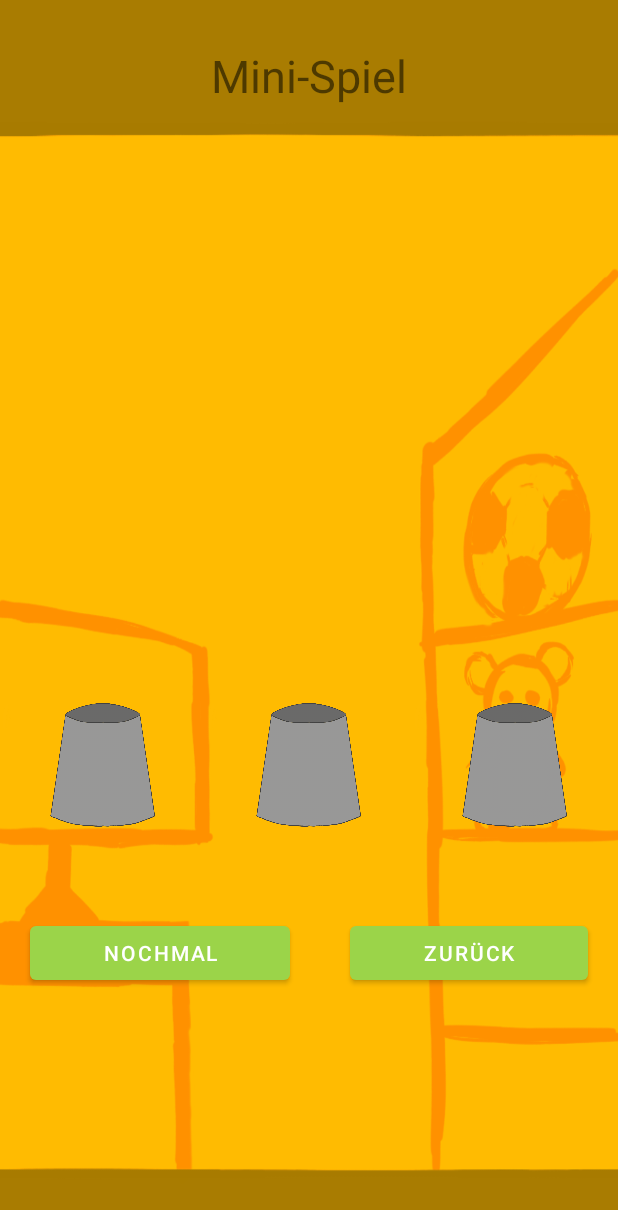
After one commit to Puelro/Tamagochi, an Android app: the MiniGame screen opened directly, with no data from a screen before it, on a phone screen of 412 x 824 dp. The commit adds this screen. Shown: the top 1210 px of the screen. Run offline under Robolectric (Android 15) with nearby library versions, the phone set to English and light mode, and no system bars.

Commit message:
MiniSpiel erstellt

```diff
--- a/app/src/main/AndroidManifest.xml
+++ b/app/src/main/AndroidManifest.xml
@@ -10,6 +10,7 @@
         android:supportsRtl="true"
         android:theme="@style/Theme.Tamagochi">
         <activity android:name=".Game"/>
+        <activity android:name=".MiniGame"/>
         <activity android:name=".MainActivity">
             <intent-filter>
                 <action android:name="android.intent.action.MAIN" />
--- /dev/null
+++ b/app/src/main/java/com/example/tamagochi/MiniGame.java
@@ -0,0 +1,179 @@
+package com.example.tamagochi;
+
+import android.content.Intent;
+import android.content.SharedPreferences;
+import android.os.Bundle;
+import android.view.View;
+import android.widget.Button;
+import android.widget.ImageView;
+import android.widget.TextView;
+import android.widget.Toast;
+
+import androidx.appcompat.app.AppCompatActivity;
+
+import java.util.ArrayList;
+import java.util.Collections;
+import java.util.List;
+
+public class MiniGame extends AppCompatActivity {
+
+    int price = 0;
+    private TextView textViewPrice;
+
+    private ImageView cup1, cup2, cup3;
+
+    private List<Integer> cups;
+
+    private Button buttonRetry;
+    private Button buttonGame;
+
+    public MiniGame(){
+
+    }
+
+    @Override
+    protected void onCreate(Bundle savedInstanceState) {
+        super.onCreate(savedInstanceState);
+        setContentView(R.layout.activity_minigame);
+
+        cups = new ArrayList<>();
+        cups.add(01);
+        cups.add(02);
+        cups.add(03);
+
+        Collections.shuffle(cups);
+
+        textViewPrice = findViewById(R.id.tvPrice);
+        textViewPrice.setVisibility(View.INVISIBLE);
+
+        cup1 = findViewById(R.id.ivCup1);
+        cup1.setOnClickListener(new View.OnClickListener() {
+            @Override
+            public void onClick(View v) {
+                if(cups.get(0)==01) {
+                    Toast.makeText(MiniGame.this, "richtig", Toast.LENGTH_SHORT).show();
+                    cup1.setImageResource(R.drawable.cupright);
+                    price+=50;
+                    textViewPrice.setText("+"+price+"€");
+                    textViewPrice.setVisibility(View.VISIBLE);
+                }else if(cups.get(0)==02||cups.get(0)==03){
+                    Toast.makeText(MiniGame.this, "falsch", Toast.LENGTH_SHORT).show();
+                    cup1.setImageResource(R.drawable.cupwrong);
+                }
+
+                if(cups.get(1)==01) {
+                    cup2.setImageResource(R.drawable.cupright);
+                }else if(cups.get(1)==02||cups.get(1)==03){
+                    cup2.setImageResource(R.drawable.cupwrong);
+                }
+
+                if (cups.get(2) == 01) {
+                    cup3.setImageResource(R.drawable.cupright);
+                } else if (cups.get(2) == 02 || cups.get(2) == 03) {
+                    cup3.setImageResource(R.drawable.cupwrong);
+                }
+
+                cup1.setEnabled(false);
+                cup2.setEnabled(false);
+                cup3.setEnabled(false);
+            }
+        });
+
+        cup2 = findViewById(R.id.ivCup2);
+        cup2.setOnClickListener(new View.OnClickListener() {
+            @Override
+            public void onClick(View v) {
+                if(cups.get(1)==01) {
+                    Toast.makeText(MiniGame.this, "richtig", Toast.LENGTH_SHORT).show();
+                    cup2.setImageResource(R.drawable.cupright);
+                    price+=50;
+                    textViewPrice.setText("+"+price+"€");
+                    textViewPrice.setVisibility(View.VISIBLE);
+                }else if(cups.get(1)==02||cups.get(1)==03){
+                    Toast.makeText(MiniGame.this, "falsch", Toast.LENGTH_SHORT).show();
+                    cup2.setImageResource(R.drawable.cupwrong);
+                }
+
+                if(cups.get(0)==01) {
+                    cup1.setImageResource(R.drawable.cupright);
+                }else if(cups.get(0)==02||cups.get(0)==03){
+                    cup1.setImageResource(R.drawable.cupwrong);
+                }
+
+                if (cups.get(2) == 01) {
+                    cup3.setImageResource(R.drawable.cupright);
+                } else if (cups.get(2) == 02 || cups.get(2) == 03) {
+                    cup3.setImageResource(R.drawable.cupwrong);
+                }
+
+                cup1.setEnabled(false);
+                cup2.setEnabled(false);
+                cup3.setEnabled(false);
+            }
+        });
+
+        cup3 = findViewById(R.id.ivCup3);
+        cup3.setOnClickListener(new View.OnClickListener() {
+            @Override
+            public void onClick(View v) {
+                if (cups.get(2) == 01) {
+                    Toast.makeText(MiniGame.this, "richtig", Toast.LENGTH_SHORT).show();
+                    cup3.setImageResource(R.drawable.cupright);
+                    price+=50;
+                    textViewPrice.setText("+"+price+"€");
+                    textViewPrice.setVisibility(View.VISIBLE);
+                } else if (cups.get(2) == 02 || cups.get(2) == 03) {
+                    Toast.makeText(MiniGame.this, "falsch", Toast.LENGTH_SHORT).show();
+                    cup3.setImageResource(R.drawable.cupwrong);
+                }
+
+                if(cups.get(0)==01) {
+                    cup1.setImageResource(R.drawable.cupright);
+                }else if(cups.get(0)==02||cups.get(0)==03){
+                    cup1.setImageResource(R.drawable.cupwrong);
+                }
+
+                if(cups.get(1)==01) {
+                    cup2.setImageResource(R.drawable.cupright);
+                }else if(cups.get(1)==02||cups.get(1)==03){
+                    cup2.setImageResource(R.drawable.cupwrong);
+                }
+
+                cup1.setEnabled(false);
+                cup2.setEnabled(false);
+                cup3.setEnabled(false);
+            }
+        });
+
+        buttonGame = findViewById(R.id.btnGame);
+        buttonGame.setOnClickListener(new View.OnClickListener() {
+            @Override
+            public void onClick(View v) {
+                finish();
+                Intent intent = new Intent(MiniGame.this, Game.class);
+                startActivity(intent);
+            }
+        });
+
+        buttonRetry = findViewById(R.id.btnRetry);
+        buttonRetry.setOnClickListener(new View.OnClickListener() {
+            @Override
+            public void onClick(View v) {
+                Collections.shuffle(cups);
+
+                cup1.setImageResource(R.drawable.cup);
+                cup2.setImageResource(R.drawable.cup);
+                cup3.setImageResource(R.drawable.cup);
+                cup1.setEnabled(true);
+                cup2.setEnabled(true);
+                cup3.setEnabled(true);
+            }
+        });
+    }
+
+    public void onBackPressed(){
+        finish();
+        Intent intent = new Intent(MiniGame.this, Game.class);
+        startActivity(intent);
+    }
+}
--- /dev/null
+++ b/app/src/main/res/layout/activity_minigame.xml
@@ -0,0 +1,91 @@
+<?xml version="1.0" encoding="utf-8"?>
+<androidx.constraintlayout.widget.ConstraintLayout
+    xmlns:android="http://schemas.android.com/apk/res/android"
+    xmlns:app="http://schemas.android.com/apk/res-auto"
+    xmlns:tools="http://schemas.android.com/tools"
+    android:background="@drawable/playroom"
+    android:layout_width="match_parent"
+    android:layout_height="match_parent">
+
+    <LinearLayout
+        android:layout_width="match_parent"
+        android:layout_height="match_parent"
+        android:orientation="vertical">
+
+        <TextView
+            android:id="@+id/tvMinigame"
+            android:layout_width="wrap_content"
+            android:layout_height="wrap_content"
+            android:layout_gravity="center_horizontal"
+            android:layout_marginTop="30dp"
+            android:text="Mini-Spiel"
+            android:textSize="30sp" />
+
+        <TextView
+            android:id="@+id/tvPrice"
+            android:layout_width="match_parent"
+            android:layout_height="wrap_content"
+            android:layout_marginTop="200dp"
+            android:gravity="center_horizontal"
+            android:text="+0€"
+            android:textSize="30sp" />
+
+        <LinearLayout
+            android:layout_width="wrap_content"
+            android:layout_height="wrap_content"
+            android:layout_marginTop="100dp"
+            android:orientation="horizontal">
+
+            <ImageView
+                android:id="@+id/ivCup1"
+                android:layout_width="wrap_content"
+                android:layout_height="200dp"
+                android:layout_weight="1"
+                app:srcCompat="@drawable/cup" />
+
+            <ImageView
+                android:id="@+id/ivCup2"
+                android:layout_width="wrap_content"
+                android:layout_height="200dp"
+                android:layout_weight="1"
+                app:srcCompat="@drawable/cup" />
+
+            <ImageView
+                android:id="@+id/ivCup3"
+                android:layout_width="wrap_content"
+                android:layout_height="200dp"
+                android:layout_weight="1"
+                app:srcCompat="@drawable/cup" />
+        </LinearLayout>
+
+        <LinearLayout
+            android:layout_width="match_parent"
+            android:layout_height="match_parent"
+            android:orientation="horizontal">
+
+            <Button
+                android:id="@+id/btnRetry"
+                android:layout_width="wrap_content"
+                android:layout_height="wrap_content"
+                android:layout_marginStart="20dp"
+                android:layout_marginLeft="20dp"
+                android:layout_marginEnd="20dp"
+                android:layout_marginRight="20dp"
+                android:layout_weight="1"
+                android:text="nochmal" />
+
+            <Button
+                android:id="@+id/btnGame"
+                android:layout_width="wrap_content"
+                android:layout_height="wrap_content"
+                android:layout_marginStart="20dp"
+                android:layout_marginLeft="20dp"
+                android:layout_marginEnd="20dp"
+                android:layout_marginRight="20dp"
+                android:layout_weight="1"
+                android:text="zurück" />
+        </LinearLayout>
+
+    </LinearLayout>
+
+</androidx.constraintlayout.widget.ConstraintLayout>
```
Also changed, not shown: app/src/main/java/com/example/tamagochi/Game.java (+31 -15 lines), app/src/main/java/com/example/tamagochi/Pet.java (+20 -4 lines), app/src/main/res/layout/activity_game.xml (+5 -3 lines), app/src/main/res/drawable/cup.png (added), app/src/main/res/drawable/cupright.png (added), app/src/main/res/drawable/cupwrong.png (added).
